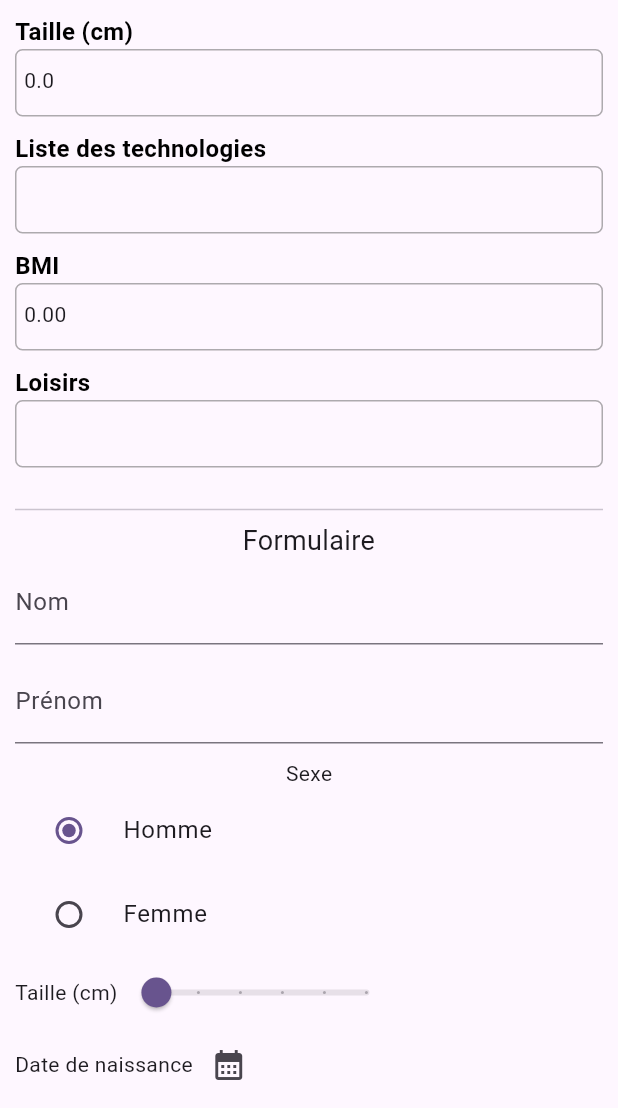
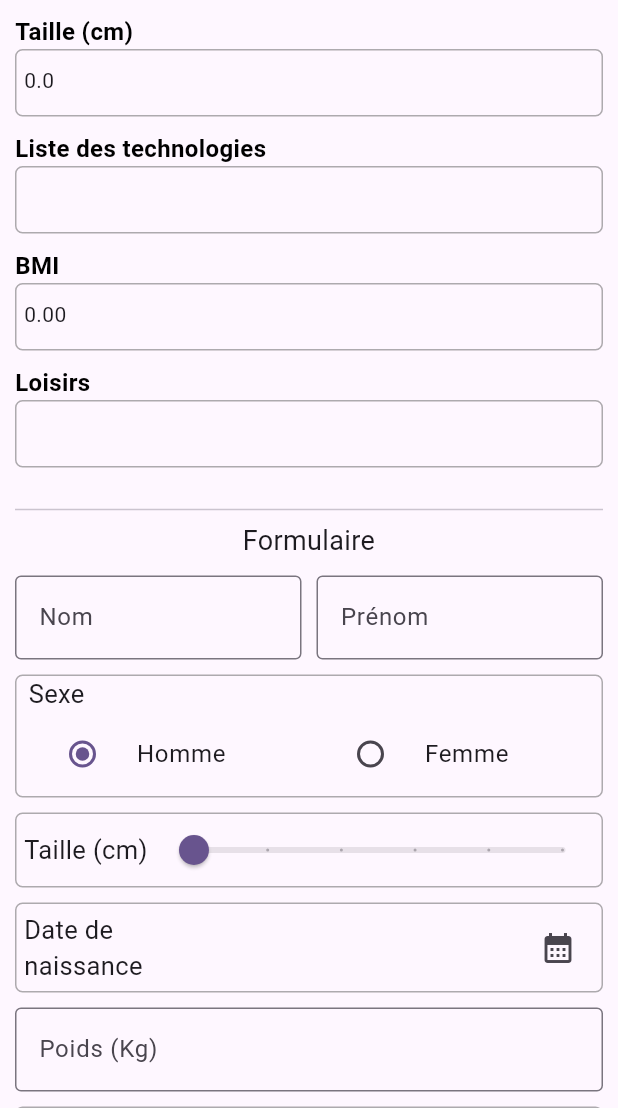
Before and after one commit to DTC-Formation/layout-interactives-Rojotiana-Tsiverisoa, a Flutter app: the screen it shows after launch, scrolled down 576 dp, on a phone screen of 412 x 824 dp, the part 128-1236 px from its top. Run offline on Flutter 3.47's test engine with Material 2 defaults, Android fonts, the phone set to English and light mode, and no system bars; our stand-ins replace image_picker.

Commit message:
update form

```diff
--- a/lib/colors/my_colors.dart
+++ b/lib/colors/my_colors.dart
@@ -3,4 +3,5 @@ import 'package:flutter/material.dart';
 class CustomColors {
   static const Color blue = Color.fromRGBO(54, 40, 182, 1);
   static const Color white = Color.fromRGBO(242, 241, 250, 1);
+  static const Color grey = Color.fromARGB(118, 80, 80, 80);
 }
--- a/lib/screen/form.dart
+++ b/lib/screen/form.dart
@@ -1,3 +1,4 @@
+import 'package:exercises/colors/my_colors.dart';
 import 'package:flutter/material.dart';
 import 'package:exercises/widgets/datepicker.dart';
 import 'package:exercises/helpers/helpers.dart';
@@ -74,6 +75,8 @@ class _MyFormState extends State<MyForm> {
 
   @override
   Widget build(BuildContext context) {
+    var size = MediaQuery.of(context).size;
+
     void onSubmit() {
       widget.updateFirstname(firstnameController.text);
       widget.updateLastname(lastnameController.text);
@@ -85,6 +88,34 @@ class _MyFormState extends State<MyForm> {
       widget.updateHobbies(hobbiesController);
     }
 
+    customInput(String label, TextEditingController controller,
+        {TextInputType? keyboardType}) {
+      return Column(
+        children: [
+          TextField(
+            decoration: InputDecoration(
+              border: const OutlineInputBorder(),
+              labelText: label,
+            ),
+            controller: controller,
+            keyboardType: keyboardType,
+          ),
+          const Padding(
+            padding: EdgeInsets.only(bottom: 10),
+          ),
+        ],
+      );
+    }
+
+    customText(String text) {
+      return Text(
+        text,
+        style: const TextStyle(
+          fontSize: 17,
+        ),
+      );
+    }
+
     return Column(
       children: [
         const Text(
@@ -94,35 +125,54 @@ class _MyFormState extends State<MyForm> {
             fontSize: 18,
           ),
         ),
-        // ************** Nom **************
-        TextField(
-          decoration: const InputDecoration(
-            border: UnderlineInputBorder(),
-            labelText: 'Nom',
-          ),
-          controller: firstnameController,
-        ),
         const Padding(
           padding: EdgeInsets.only(bottom: 10),
         ),
-
-        // ************** Prénom **************
-        TextField(
-          decoration: const InputDecoration(
-            border: UnderlineInputBorder(),
-            labelText: 'Prénom',
+        // ************** Nom & Prénom **************
+        Row(
+          mainAxisAlignment: MainAxisAlignment.spaceBetween,
+          children: [
+            Flexible(
+              child: Padding(
+                padding: const EdgeInsets.only(right: 5),
+                child: customInput('Nom', firstnameController),
               ),
-          controller: lastnameController,
             ),
-        const Padding(
-          padding: EdgeInsets.only(bottom: 10),
+            Flexible(
+              child: Padding(
+                padding: const EdgeInsets.only(left: 5),
+                child: customInput('Prénom', lastnameController),
+              ),
+            ),
+          ],
         ),
 
         // ************** Sexe **************
-        // Row(
-        // children: [
-        const Text('Sexe'),
-        RadioListTile<SexeChoice>(
+        Container(
+          decoration: BoxDecoration(
+            border: Border.all(
+              color: CustomColors.grey,
+              width: 1,
+            ),
+            borderRadius: BorderRadius.circular(5),
+          ),
+          child: Padding(
+            padding: const EdgeInsets.only(
+              left: 8,
+              right: 8,
+            ),
+            child: Column(
+              mainAxisAlignment: MainAxisAlignment.start,
+              crossAxisAlignment: CrossAxisAlignment.start,
+              children: [
+                customText('Sexe'),
+                Row(
+                  mainAxisAlignment: MainAxisAlignment.spaceBetween,
+                  children: [
+                    Flexible(
+                      child: Padding(
+                        padding: const EdgeInsets.only(right: 5),
+                        child: RadioListTile<SexeChoice>(
                           title: const Text('Homme'),
                           value: SexeChoice.male,
                           groupValue: _sexe,
@@ -133,7 +183,12 @@ class _MyFormState extends State<MyForm> {
                             });
                           },
                         ),
-        RadioListTile<SexeChoice>(
+                      ),
+                    ),
+                    Flexible(
+                      child: Padding(
+                        padding: const EdgeInsets.only(left: 5),
+                        child: RadioListTile<SexeChoice>(
                           title: const Text('Femme'),
                           value: SexeChoice.female,
                           groupValue: _sexe,
@@ -144,14 +199,39 @@ class _MyFormState extends State<MyForm> {
                             });
                           },
                         ),
-        // ],
-        // ),
-
+                      ),
+                    ),
+                  ],
+                ),
+              ],
+            ),
+          ),
+        ),
+        const Padding(
+          padding: EdgeInsets.only(bottom: 10),
+        ),
         // ************** Taille **************
-        Row(
+        Container(
+          decoration: BoxDecoration(
+            border: Border.all(
+              color: CustomColors.grey,
+              width: 1,
+            ),
+            borderRadius: BorderRadius.circular(5),
+          ),
+          child: Padding(
+            padding: const EdgeInsets.only(
+              left: 5,
+            ),
+            child: Row(
               children: [
-            const Text('Taille (cm)'),
-            Slider(
+                customText('Taille (cm)'),
+                Flexible(
+                  child: Padding(
+                    padding: const EdgeInsets.only(left: 5),
+                    child: SizedBox(
+                      width: size.width,
+                      child: Slider(
                         value: heightController,
                         max: 200,
                         divisions: 5,
@@ -162,40 +242,79 @@ class _MyFormState extends State<MyForm> {
                           });
                         },
                       ),
+                    ),
+                  ),
+                ),
               ],
             ),
+          ),
+        ),
+        const Padding(
+          padding: EdgeInsets.only(bottom: 10),
+        ),
         // ************** Date de naissance **************
-        Row(
+        Container(
+          decoration: BoxDecoration(
+            border: Border.all(
+              color: CustomColors.grey,
+              width: 1,
+            ),
+            borderRadius: BorderRadius.circular(5),
+          ),
+          child: Padding(
+            padding: const EdgeInsets.all(5),
+            child: Row(
+              mainAxisAlignment: MainAxisAlignment.spaceBetween,
               children: [
-            const Text('Date de naissance'),
-            MyDatePicker(
+                Flexible(
+                  child: Padding(
+                    padding: const EdgeInsets.only(right: 5),
+                    child: customText('Date de naissance'),
+                  ),
+                ),
+                Flexible(
+                  child: Padding(
+                    padding: const EdgeInsets.only(left: 5),
+                    child: Text(birthdayController),
+                  ),
+                ),
+                Flexible(
+                  child: Padding(
+                    padding: const EdgeInsets.only(left: 5),
+                    child: MyDatePicker(
                       updateDatePicker: updateDatePicker,
                     ),
-            Text(birthdayController),
+                  ),
+                ),
               ],
+            ),
+          ),
         ),
         const Padding(
           padding: EdgeInsets.only(bottom: 10),
         ),
         // ************** Poids **************
-        TextField(
-          decoration: const InputDecoration(
-            border: UnderlineInputBorder(),
-            labelText: 'Poids (Kg)',
-          ),
-          controller: weightController,
+        customInput(
+          'Poids (Kg)',
+          weightController,
           keyboardType: const TextInputType.numberWithOptions(decimal: true),
         ),
-        const Padding(
-          padding: EdgeInsets.only(bottom: 10),
+        // ************** Loisirs **************
+        Container(
+          decoration: BoxDecoration(
+            border: Border.all(
+              color: CustomColors.grey,
+              width: 1,
             ),
-
-        // ************** Loisirs **************
-        Column(
+            borderRadius: BorderRadius.circular(5),
+          ),
+          child: Padding(
+            padding: const EdgeInsets.all(5),
+            child: Column(
               children: [
-            const Align(
+                Align(
                   alignment: Alignment.topLeft,
-              child: Text('Loisirs'),
+                  child: customText('Loisirs'),
                 ),
                 Align(
                   alignment: Alignment.topLeft,
@@ -253,13 +372,27 @@ class _MyFormState extends State<MyForm> {
                 ),
               ],
             ),
-
+          ),
+        ),
+        const Padding(
+          padding: EdgeInsets.only(bottom: 10),
+        ),
         // ************** Technos **************
-        Column(
+        Container(
+          decoration: BoxDecoration(
+            border: Border.all(
+              color: CustomColors.grey,
+              width: 1,
+            ),
+            borderRadius: BorderRadius.circular(5),
+          ),
+          child: Padding(
+            padding: const EdgeInsets.all(5),
+            child: Column(
               children: [
-            const Align(
+                Align(
                   alignment: Alignment.topLeft,
-              child: Text('Technos'),
+                  child: customText('Technos'),
                 ),
                 Align(
                   alignment: Alignment.topLeft,
@@ -317,6 +450,8 @@ class _MyFormState extends State<MyForm> {
                 ),
               ],
             ),
+          ),
+        ),
         Align(
           alignment: Alignment.center,
           child: OutlinedButton(
--- a/lib/screen/preview.dart
+++ b/lib/screen/preview.dart
@@ -1,4 +1,5 @@
 import 'dart:io';
+import 'package:exercises/colors/my_colors.dart';
 import 'package:flutter/material.dart';
 
 import 'package:image_picker/image_picker.dart';
@@ -168,7 +169,7 @@ class _PreviewState extends State<Preview> {
               decoration: BoxDecoration(
                 border: Border.all(
                   width: 1,
-                  color: const Color.fromARGB(118, 80, 80, 80),
+                  color: CustomColors.grey,
                 ),
                 borderRadius: const BorderRadius.all(Radius.circular(5)),
               ),
```
Lines whose indentation alone changed are shown as unchanged.
